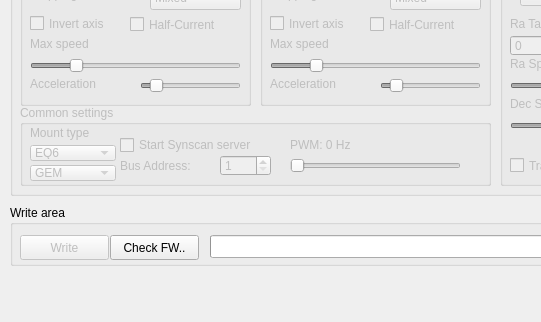
Above: mainwindow.ui from ahp-electronics/gt-configurator before the change; both pictures show x 0 to 541 and y 335 to 657 of the 1100 by 657 pixel window. Below: the same form after it.
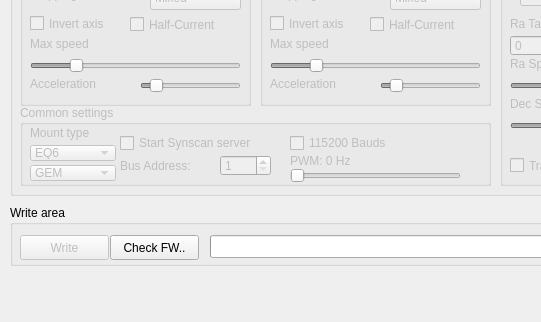
That is the form after the change.

Commit message: Add support for 115200 baud rate

What changed in the file:
```diff
--- a/mainwindow.ui
+++ b/mainwindow.ui
@@ -465,7 +465,7 @@
       <property name="geometry">
        <rect>
         <x>270</x>
-        <y>30</y>
+        <y>46</y>
         <width>171</width>
         <height>20</height>
        </rect>
@@ -478,7 +478,7 @@
       <property name="geometry">
        <rect>
         <x>270</x>
-        <y>50</y>
+        <y>60</y>
         <width>171</width>
         <height>21</height>
        </rect>
@@ -562,13 +562,26 @@
         <x>100</x>
         <y>30</y>
         <width>161</width>
-        <height>20</height>
+        <height>16</height>
        </rect>
       </property>
       <property name="text">
        <string>Start Synscan server</string>
       </property>
      </widget>
+     <widget class="QCheckBox" name="HighBauds">
+      <property name="geometry">
+       <rect>
+        <x>270</x>
+        <y>30</y>
+        <width>161</width>
+        <height>16</height>
+       </rect>
+      </property>
+      <property name="text">
+       <string>115200 Bauds</string>
+      </property>
+     </widget>
     </widget>
     <widget class="QGroupBox" name="AdvancedRA">
      <property name="enabled">
```
The commit also changes 3 other files.
